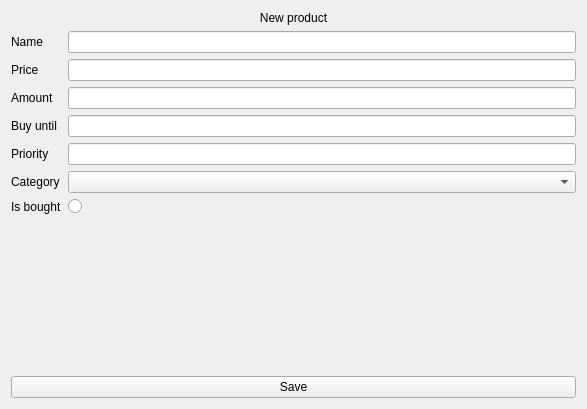
iodream/Spend-Note, file src/Client/View/MainPage/Product/ProductCreateSubPage/ProductCreateSubPage.ui: the form before one commit.
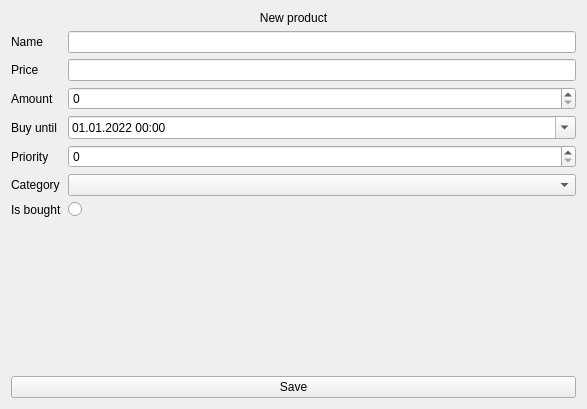
The form after the commit.

Commit message: Add UI for product categories. Change some widgets

```diff
--- a/src/Client/View/MainPage/Product/ProductCreateSubPage/ProductCreateSubPage.ui
+++ b/src/Client/View/MainPage/Product/ProductCreateSubPage/ProductCreateSubPage.ui
@@ -53,9 +53,6 @@
        </property>
       </widget>
      </item>
-     <item row="2" column="1">
-      <widget class="QLineEdit" name="Amount"/>
-     </item>
      <item row="3" column="0">
       <widget class="QLabel" name="BuyUntilLabel">
        <property name="text">
@@ -63,9 +60,6 @@
        </property>
       </widget>
      </item>
-     <item row="3" column="1">
-      <widget class="QLineEdit" name="BuyUntil"/>
-     </item>
      <item row="4" column="0">
       <widget class="QLabel" name="PriorityLabel">
        <property name="text">
@@ -73,9 +67,6 @@
        </property>
       </widget>
      </item>
-     <item row="4" column="1">
-      <widget class="QLineEdit" name="Priority"/>
-     </item>
      <item row="6" column="0">
       <widget class="QLabel" name="IsBoughtLabel">
        <property name="text">
@@ -100,6 +91,29 @@
      <item row="5" column="1">
       <widget class="QComboBox" name="Category"/>
      </item>
+     <item row="4" column="1">
+      <widget class="QSpinBox" name="Priority"/>
+     </item>
+     <item row="3" column="1">
+      <widget class="QDateTimeEdit" name="BuyUntil">
+       <property name="date">
+        <date>
+         <year>2022</year>
+         <month>1</month>
+         <day>1</day>
+        </date>
+       </property>
+       <property name="displayFormat">
+        <string>dd.MM.yyyy HH:mm</string>
+       </property>
+       <property name="calendarPopup">
+        <bool>true</bool>
+       </property>
+      </widget>
+     </item>
+     <item row="2" column="1">
+      <widget class="QSpinBox" name="Amount"/>
+     </item>
     </layout>
    </item>
    <item>
```
The commit also changes 12 other files.
